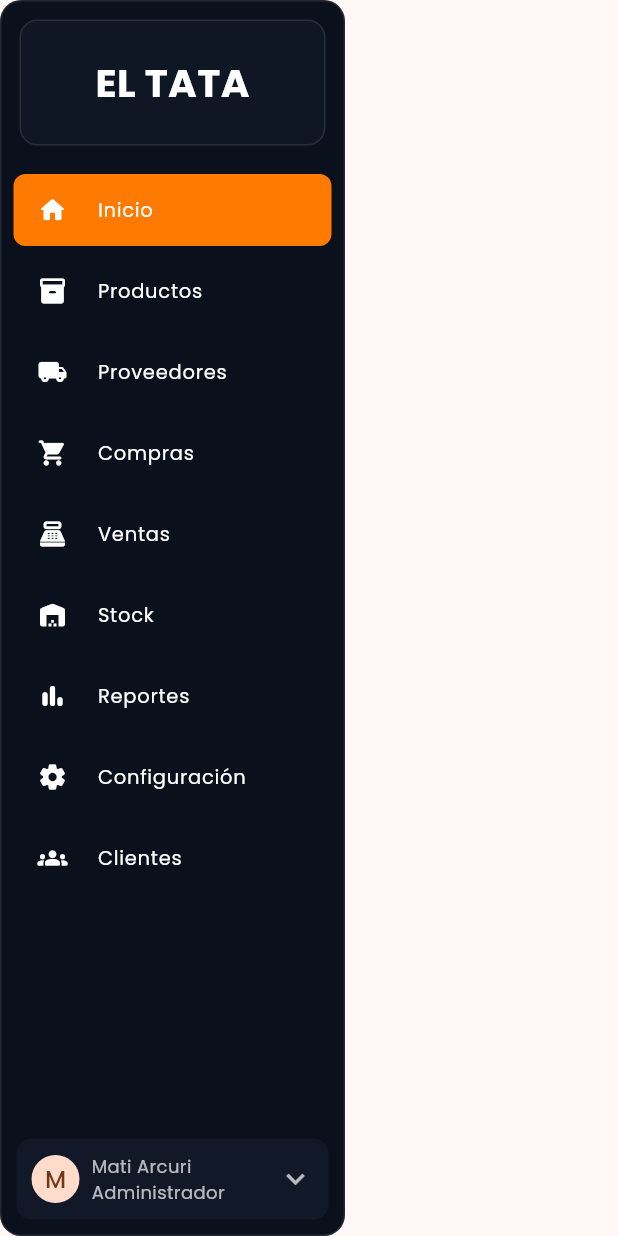
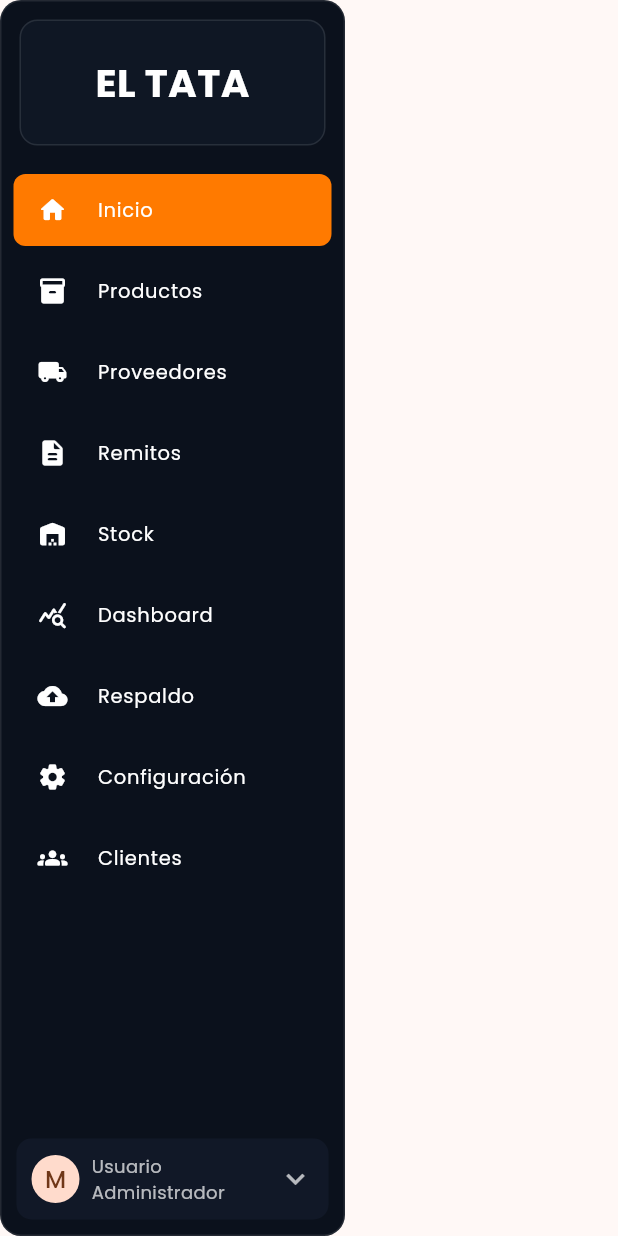
Before and after one commit to ELTATAmanager/EL_TATA_MANAGER_V2, a Flutter app: the _DesktopSidebar widget shown alone on an empty page, opened directly with empty values, on a phone screen of 412 x 824 dp. Run offline on Flutter 3.47's test engine with Material 3 defaults, Android fonts, the phone set to English and light mode, and no system bars; our stand-ins replace csv, file_picker, google_fonts, image_picker, pdf, printing and 4 more; missing offline and left inert: mobile_scanner; accounts and stored records are empty.

Commit message:
Align sidebar labels and remove hardcoded user name

```diff
--- a/lib/pages/inicio_page.dart
+++ b/lib/pages/inicio_page.dart
@@ -518,10 +518,10 @@ class _DesktopSidebar extends StatelessWidget {
       (Icons.home_rounded, 'Inicio'),
       (Icons.inventory_2_rounded, 'Productos'),
       (Icons.local_shipping_rounded, 'Proveedores'),
-      (Icons.shopping_cart_rounded, 'Compras'),
-      (Icons.point_of_sale_rounded, 'Ventas'),
+      (Icons.description_rounded, 'Remitos'),
       (Icons.warehouse_rounded, 'Stock'),
-      (Icons.bar_chart_rounded, 'Reportes'),
+      (Icons.query_stats_rounded, 'Dashboard'),
+      (Icons.cloud_upload_rounded, 'Respaldo'),
       (Icons.settings_rounded, 'Configuración'),
       (Icons.groups_rounded, 'Clientes'),
     ];
@@ -602,7 +602,7 @@ class _DesktopSidebar extends StatelessWidget {
                 SizedBox(width: 8),
                 Expanded(
                   child: Text(
-                    'Mati Arcuri\nAdministrador',
+                    'Usuario\nAdministrador',
                     style: TextStyle(color: Colors.white70, fontSize: 12),
                   ),
                 ),
```
